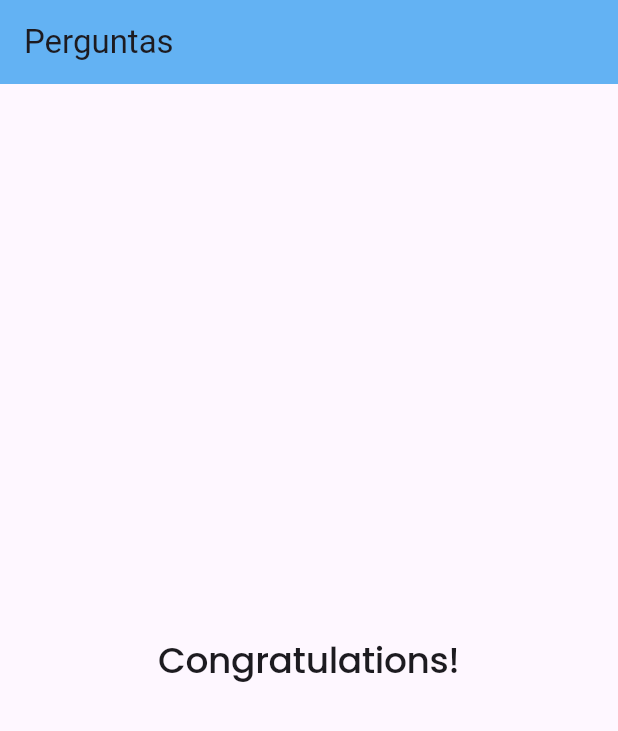
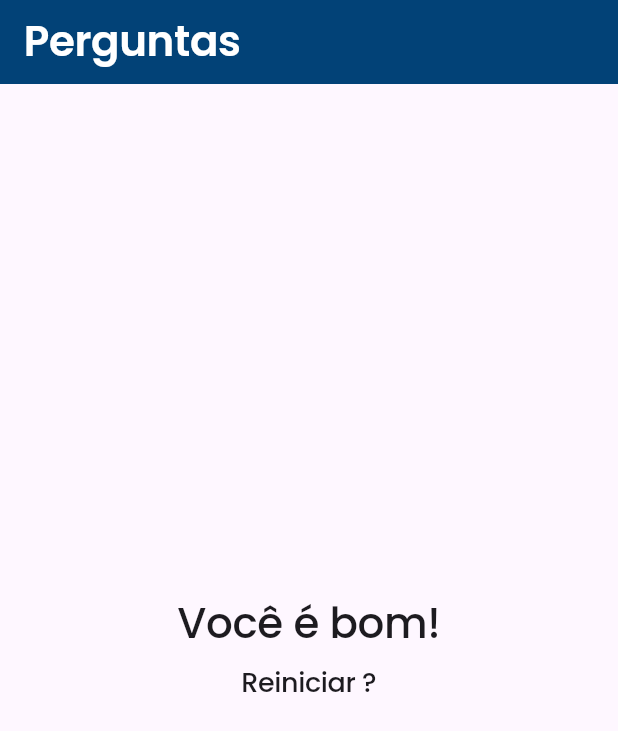
Before and after one commit to paullo-hh/projetoPerguntas, a Flutter app: the screen it shows after launch, after a tap on "Preto", after a tap on "Cobra", on a phone screen of 412 x 824 dp. Shown: the top 731 px of the screen. Run offline on Flutter 3.47's test engine with Material 3 defaults, Android fonts, the phone set to English and light mode, and no system bars; our stand-ins replace google_fonts.

Commit message:
Atribuído pontuação aos resultados do questionário.

```diff
--- a/lib/main.dart
+++ b/lib/main.dart
@@ -1,4 +1,5 @@
 import 'package:flutter/material.dart';
+import 'package:google_fonts/google_fonts.dart';
 import './resultado.dart';
 import './questionario.dart';
 
@@ -6,35 +7,44 @@ main() => runApp(const PerguntaApp());
 
 class _PerguntaAppState extends State<PerguntaApp> {
   var _perguntaSelecionada = 0;
+  var _pontuacaoTotal = 0;
   final List<Map<String, Object>> _perguntas = const [
     {
       'texto': 'Qual a sua cor favorita?',
       'respostas': [
-        {'texto': 'Preto', 'nota': 3},
-        {'texto': 'Vermelho', 'nota': 5},
-        {'texto': 'Verde', 'nota': 10}, // 30
-        {'texto': 'Branco', 'nota': 5},
-        {'texto': 'Roxo', 'nota': 7}
+        {'texto': 'Preto', 'pontuacao': 3},
+        {'texto': 'Vermelho', 'pontuacao': 5},
+        {'texto': 'Verde', 'pontuacao': 10}, // 30
+        {'texto': 'Branco', 'pontuacao': 5},
+        {'texto': 'Roxo', 'pontuacao': 7}
       ],
     },
     {
       'texto': 'Qual o seu animal favorito?',
       'respostas': [
-		{'texto': 'Coelho', 'nota': 3},
-		{'texto': 'Cobra', 'nota': 5},
-		{'texto': 'Gato', 'nota': 10}, // 30
-		{'texto': 'Cachorro', 'nota': 5},
-		{'texto': 'Camelo', 'nota': 7}
+        {'texto': 'Coelho', 'pontuacao': 3},
+        {'texto': 'Cobra', 'pontuacao': 5},
+        {'texto': 'Gato', 'pontuacao': 10}, // 30
+        {'texto': 'Cachorro', 'pontuacao': 5},
+        {'texto': 'Camelo', 'pontuacao': 7}
       ],
     }
   ];
 
-  void _responder() {
+  void _responder(int pontuacao) {
     if (temPerguntaSelecionada) {
       setState(() {
         _perguntaSelecionada++;
+        _pontuacaoTotal += pontuacao;
       });
     }
+  }
+
+  void _reiniciarQuestionario() {
+    setState(() {
+      _perguntaSelecionada = 0;
+      _pontuacaoTotal = 0;
+    });
   }
 
   bool get temPerguntaSelecionada {
@@ -46,14 +56,25 @@ class _PerguntaAppState extends State<PerguntaApp> {
     return MaterialApp(
       home: Scaffold(
         appBar: AppBar(
-                title: const Text('Perguntas'),
-                backgroundColor: const Color.fromARGB(255, 99, 178, 243)),
+            title: Text(
+              'Perguntas',
+              style: GoogleFonts.poppins(
+                  textStyle: Theme.of(context).textTheme.displayLarge,
+                  fontSize: 28,
+                  fontWeight: FontWeight.w600,
+                  fontStyle: FontStyle.normal,
+                  color: Colors.white),
+            ),
+            backgroundColor: const Color.fromARGB(255, 2, 66, 119)),
         body: temPerguntaSelecionada
             ? Questionario(
                 perguntas: _perguntas,
                 perguntaSelecionada: _perguntaSelecionada,
-                    quandoResponder: _responder)
-                : Resultado()));
+                quandoResponder: _responder,
+              )
+            : Resultado(_pontuacaoTotal, _reiniciarQuestionario),
+      ),
+    );
   }
 }
 
@@ -61,7 +82,6 @@ class PerguntaApp extends StatefulWidget {
   const PerguntaApp({super.key});
 
   @override
-  // ignore: library_private_types_in_public_api
   _PerguntaAppState createState() {
     return _PerguntaAppState();
   }
--- a/lib/questao.dart
+++ b/lib/questao.dart
@@ -1,4 +1,5 @@
 import 'package:flutter/material.dart';
+import 'package:google_fonts/google_fonts.dart';
 
 class Questao extends StatelessWidget {
   final String texto;
@@ -9,10 +10,14 @@ class Questao extends StatelessWidget {
   Widget build(BuildContext context) {
     return Container(
       width: double.infinity,
-      margin: const EdgeInsets.all(10),
+      margin: const EdgeInsets.only(top: 40),
       child: Text(
         texto,
-        style: const TextStyle(fontSize: 18),
+        style: GoogleFonts.poppins(
+            textStyle: Theme.of(context).textTheme.displayLarge,
+            fontSize: 18,
+            fontWeight: FontWeight.w500,
+            fontStyle: FontStyle.normal),
         textAlign: TextAlign.center,
       ),
     );
--- a/lib/questionario.dart
+++ b/lib/questionario.dart
@@ -1,16 +1,18 @@
 import 'package:flutter/material.dart';
+import 'package:flutter/widgets.dart';
 import './questao.dart';
 import './resposta.dart';
 
 class Questionario extends StatelessWidget {
   final List<Map<String, Object>> perguntas;
   final int perguntaSelecionada;
-  final void Function() quandoResponder;
+  final void Function(int) quandoResponder;
 
   const Questionario({
     required this.perguntas,
     required this.perguntaSelecionada,
     required this.quandoResponder,
+    super.key,
   });
 
   bool get temPerguntaSelecionada {
@@ -24,11 +26,16 @@ class Questionario extends StatelessWidget {
             as List<Map<String, Object>>
         : [];
 
-    return Column(children: <Widget>[
-      Questao(perguntas[perguntaSelecionada]['texto'] as String),
-      ...respostas
-          .map((resp) => Resposta(resp['texto'] as String, quandoResponder))
-          .toList(),
-    ]);
+    return Column(
+      children: <Widget>[
+        Questao(perguntas[perguntaSelecionada]['texto'] as String),
+        ...respostas.map((resp) {
+          return Resposta(
+            resp['texto'] as String,
+            () => quandoResponder(int.parse(resp['pontuacao'].toString())),
+          );
+        }).toList(),
+      ],
+    );
   }
 }
--- a/lib/resposta.dart
+++ b/lib/resposta.dart
@@ -1,4 +1,5 @@
 import 'package:flutter/material.dart';
+import 'package:google_fonts/google_fonts.dart';
 
 class Resposta extends StatelessWidget {
   final String texto;
@@ -13,10 +14,19 @@ class Resposta extends StatelessWidget {
       child: ElevatedButton(
         style: ElevatedButton.styleFrom(
           foregroundColor: Colors.white,
-          backgroundColor: Colors.blue,
+          backgroundColor: const Color.fromARGB(255, 2, 66, 119),
         ),
         onPressed: quandoSelecionado,
-        child: Text(texto),
+        child: Text(
+          texto,
+          style: GoogleFonts.poppins(
+            textStyle: Theme.of(context).textTheme.displayLarge,
+            fontSize: 15,
+            fontWeight: FontWeight.w400,
+            fontStyle: FontStyle.normal,
+            color: Colors.white,
+          ),
+        ),
       ),
     );
   }
--- a/lib/resultado.dart
+++ b/lib/resultado.dart
@@ -1,23 +1,54 @@
 import 'package:flutter/material.dart';
 import 'package:google_fonts/google_fonts.dart';
 
-class Resultado extends StatelessWidget
-{
-    const Resultado({super.key});
+class Resultado extends StatelessWidget {
+  final int pontuacao;
+  final void Function() quandoReiniciarQuestionario;
+
+  const Resultado(this.pontuacao, this.quandoReiniciarQuestionario,
+      {super.key});
+
+  String get fraseResultado {
+    if (pontuacao < 8) {
+      return 'Parabéns!';
+    } else if (pontuacao < 12) {
+      return 'Você é bom!';
+    } else if (pontuacao < 16) {
+      return 'Impressionante!';
+    } else {
+      return 'Nível Jedi!';
+    }
+  }
 
   @override
-    Widget build(BuildContext context)
-    {
-        return Center(
+  Widget build(BuildContext context) {
+    return Column(
+      mainAxisAlignment: MainAxisAlignment.center,
+      children: <Widget>[
+        Center(
           child: Text(
-                'Congratulations!',
+            fraseResultado,
             style: GoogleFonts.poppins(
                 textStyle: Theme.of(context).textTheme.displayLarge,
-                    fontSize: 24,
+                fontSize: 28,
                 fontWeight: FontWeight.w500,
-                    fontStyle: FontStyle.normal
+                fontStyle: FontStyle.normal),
+          ),
+        ),
+        TextButton(
+          onPressed: quandoReiniciarQuestionario,
+          child: Text(
+            'Reiniciar ?',
+            style: GoogleFonts.poppins(
+                textStyle: Theme.of(context).textTheme.displayLarge,
+                fontSize: 18,
+                fontWeight: FontWeight.w500,
+                fontStyle: FontStyle.normal),
+          ),
         )
-            )
+      ],
     );
   }
 }
+
+class FlatButton {}
```
Lines whose indentation alone changed are shown as unchanged.
